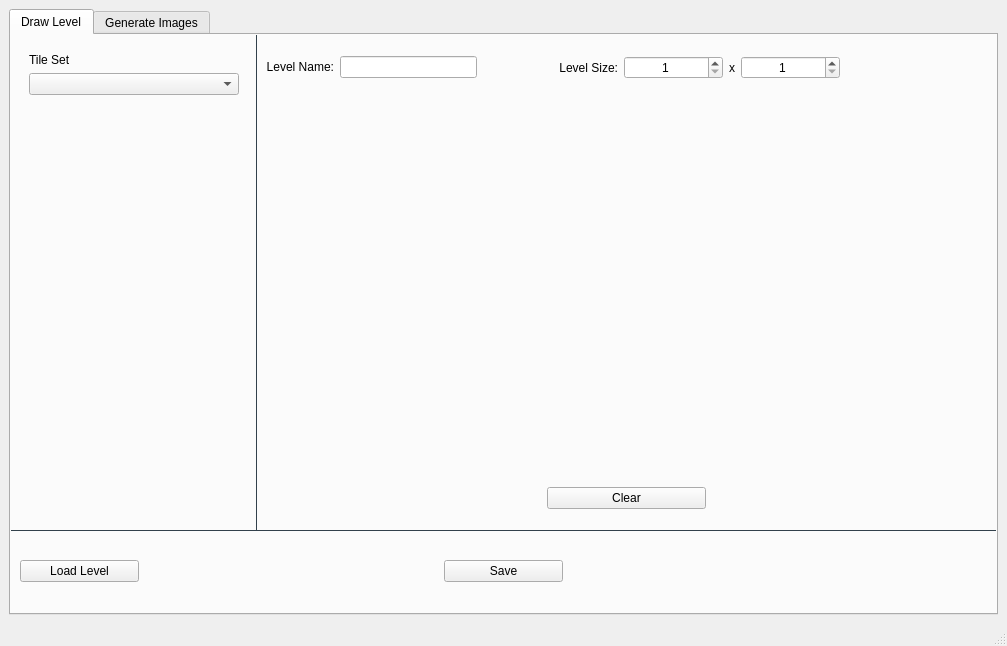
This is gui/view/main_window.ui in jasonravagli/PCG-GAN as Qt 5 draws it before an edit. The edited form follows.
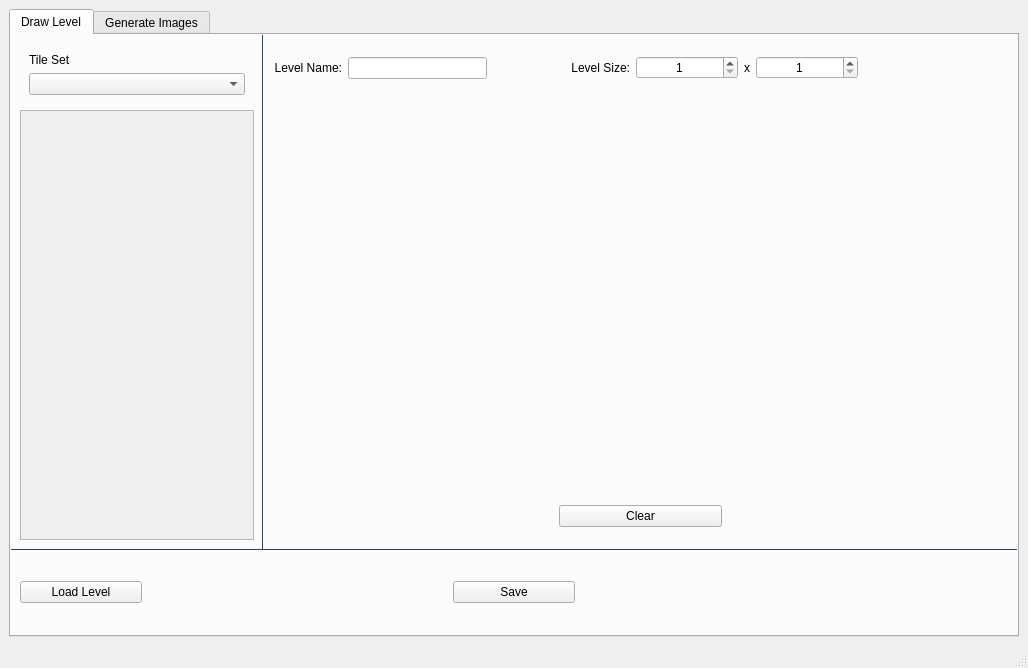
This is the edited form.

Diff of the .ui file:
```diff
--- a/gui/view/main_window.ui
+++ b/gui/view/main_window.ui
@@ -6,8 +6,8 @@
    <rect>
     <x>0</x>
     <y>0</y>
-    <width>1007</width>
-    <height>646</height>
+    <width>1028</width>
+    <height>668</height>
    </rect>
   </property>
   <property name="windowTitle">
@@ -59,13 +59,30 @@
           </property>
           <layout class="QGridLayout" name="gridLayout_6">
            <item row="2" column="0">
-            <widget class="QWidget" name="panel_tilebox" native="true">
+            <widget class="QScrollArea" name="panel_tilebox">
              <property name="sizePolicy">
-              <sizepolicy hsizetype="Preferred" vsizetype="Preferred">
+              <sizepolicy hsizetype="Expanding" vsizetype="Expanding">
                <horstretch>0</horstretch>
                <verstretch>8</verstretch>
               </sizepolicy>
              </property>
+             <property name="widgetResizable">
+              <bool>true</bool>
+             </property>
+             <property name="alignment">
+              <set>Qt::AlignLeading|Qt::AlignLeft|Qt::AlignTop</set>
+             </property>
+             <widget class="QWidget" name="panel_tilebox_scroll_area">
+              <property name="geometry">
+               <rect>
+                <x>0</x>
+                <y>0</y>
+                <width>224</width>
+                <height>408</height>
+               </rect>
+              </property>
+              <layout class="QHBoxLayout" name="horizontalLayout"/>
+             </widget>
             </widget>
            </item>
            <item row="1" column="0">
```
